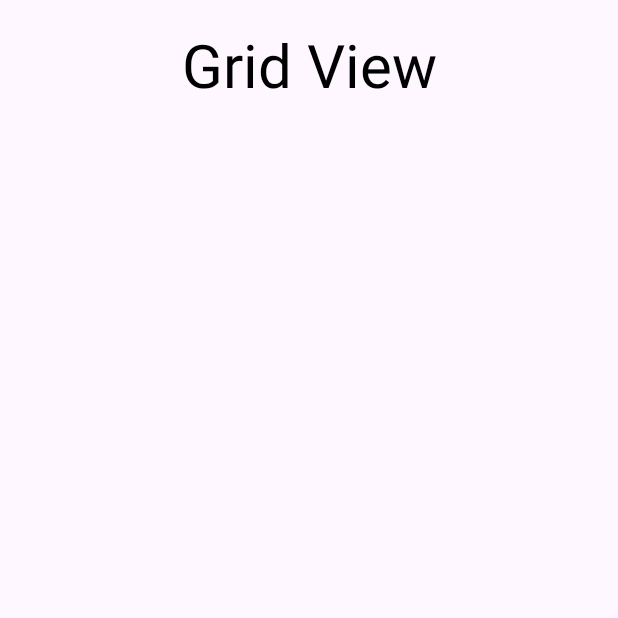
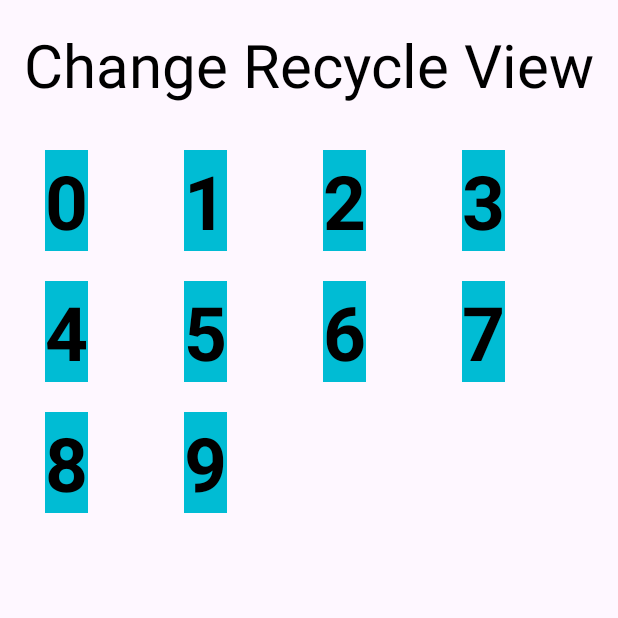
Before and after one commit to vipunsanjana/My_Java_Mobile_App_Three, an Android app: the screen it shows after launch (MainActivity), on a phone screen of 412 x 824 dp, the top half of it. Run offline under Robolectric (Android 15) with nearby library versions, the phone set to English and light mode, and no system bars.

Commit message:
gridview part devoloped

```diff
--- a/app/src/main/java/com/example/myappthree/GridViewAdapter.java
+++ b/app/src/main/java/com/example/myappthree/GridViewAdapter.java
@@ -1,9 +1,11 @@
 package com.example.myappthree;
 
 import android.content.Context;
+import android.view.LayoutInflater;
 import android.view.View;
 import android.view.ViewGroup;
 import android.widget.BaseAdapter;
+import android.widget.TextView;
 
 import java.util.ArrayList;
 
@@ -11,6 +13,7 @@ public class GridViewAdapter extends BaseAdapter {
 
     private Context m_context;
     private ArrayList<String> num_list;
+    private LayoutInflater inflater;
 
     public GridViewAdapter(Context context, ArrayList<String> num_list ) {
 
@@ -34,7 +37,18 @@ public class GridViewAdapter extends BaseAdapter {
     }
 
     @Override
-    public View getView(int i, View view, ViewGroup viewGroup) {
-        return null;
+    public View getView(int position, View view, ViewGroup viewGroup) {
+
+        if(inflater == null){
+            inflater = (LayoutInflater) m_context.getSystemService(Context.LAYOUT_INFLATER_SERVICE);
+        }
+
+        if(view == null){
+            view = inflater.inflate(R.layout.item_gridview, null);
+        }
+
+        TextView tv_num = view.findViewById(R.id.tv_num);
+        tv_num.setText(num_list.get(position));
+        return view;
     }
 }
--- a/app/src/main/java/com/example/myappthree/MainActivity.java
+++ b/app/src/main/java/com/example/myappthree/MainActivity.java
@@ -3,7 +3,10 @@ package com.example.myappthree;
 import androidx.appcompat.app.AppCompatActivity;
 
 import android.os.Bundle;
+import android.view.View;
+import android.widget.AdapterView;
 import android.widget.GridView;
+import android.widget.Toast;
 
 import java.util.ArrayList;
 
@@ -33,6 +36,14 @@ public class MainActivity extends AppCompatActivity {
         num_list.add("9");
 
         gridViewAdapter = new GridViewAdapter(MainActivity.this,num_list);
+        gv_count.setAdapter(gridViewAdapter);
+
+        gv_count.setOnItemClickListener(new AdapterView.OnItemClickListener() {
+            @Override
+            public void onItemClick(AdapterView<?> adapterView, View view, int position, long l) {
+                Toast.makeText(getApplicationContext(), num_list.get(position), Toast.LENGTH_LONG).show();
+            }
+        });
 
     }
 }
--- a/app/src/main/res/layout/activity_main.xml
+++ b/app/src/main/res/layout/activity_main.xml
@@ -12,7 +12,7 @@
         android:layout_width="wrap_content"
         android:layout_height="wrap_content"
         android:layout_marginTop="16dp"
-        android:text="Grid View"
+        android:text="Change Recycle View"
         android:textColor="@color/black"
         android:textSize="40dp"
         app:layout_constraintEnd_toEndOf="parent"
@@ -21,9 +21,12 @@
 
     <GridView
         android:id="@+id/gv_count"
-        android:layout_width="409dp"
-        android:layout_height="646dp"
+        android:layout_width="0dp"
+        android:layout_height="0dp"
+        android:numColumns="4"
         android:layout_margin="30dp"
+        android:horizontalSpacing="20dp"
+        android:verticalSpacing="20dp"
         app:layout_constraintBottom_toBottomOf="parent"
         app:layout_constraintEnd_toEndOf="parent"
         app:layout_constraintStart_toStartOf="parent"
--- /dev/null
+++ b/app/src/main/res/layout/item_gridview.xml
@@ -0,0 +1,19 @@
+<?xml version="1.0" encoding="utf-8"?>
+<androidx.constraintlayout.widget.ConstraintLayout xmlns:android="http://schemas.android.com/apk/res/android"
+    xmlns:app="http://schemas.android.com/apk/res-auto"
+    xmlns:tools="http://schemas.android.com/tools"
+    android:layout_width="wrap_content"
+    android:layout_height="wrap_content">
+
+    <TextView
+        android:id="@+id/tv_num"
+        android:layout_width="wrap_content"
+        android:layout_height="wrap_content"
+        android:text="00"
+        android:textColor="@color/black"
+        android:textStyle="bold"
+        android:textSize="50dp"
+        android:background="@color/blue"
+        app:layout_constraintStart_toStartOf="parent"
+        app:layout_constraintTop_toTopOf="parent" />
+</androidx.constraintlayout.widget.ConstraintLayout>
--- a/app/src/main/res/layout/item_gritview.xml
+++ /dev/null
@@ -1,6 +0,0 @@
-<?xml version="1.0" encoding="utf-8"?>
-<androidx.constraintlayout.widget.ConstraintLayout xmlns:android="http://schemas.android.com/apk/res/android"
-    android:layout_width="match_parent"
-    android:layout_height="match_parent">
-
-</androidx.constraintlayout.widget.ConstraintLayout>
--- a/app/src/main/res/values/colors.xml
+++ b/app/src/main/res/values/colors.xml
@@ -2,4 +2,5 @@
 <resources>
     <color name="black">#FF000000</color>
     <color name="white">#FFFFFFFF</color>
+    <color name="blue">#00BCD4</color>
 </resources>
```
